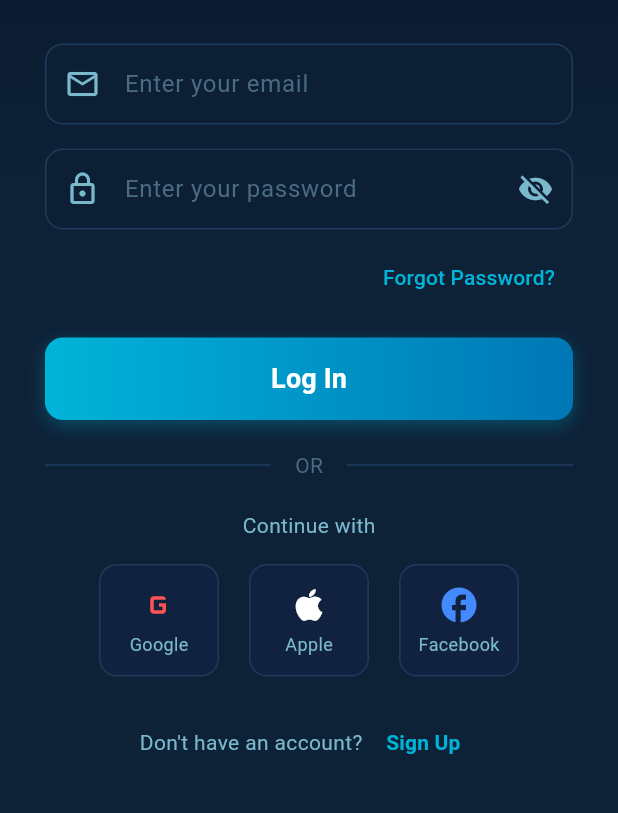
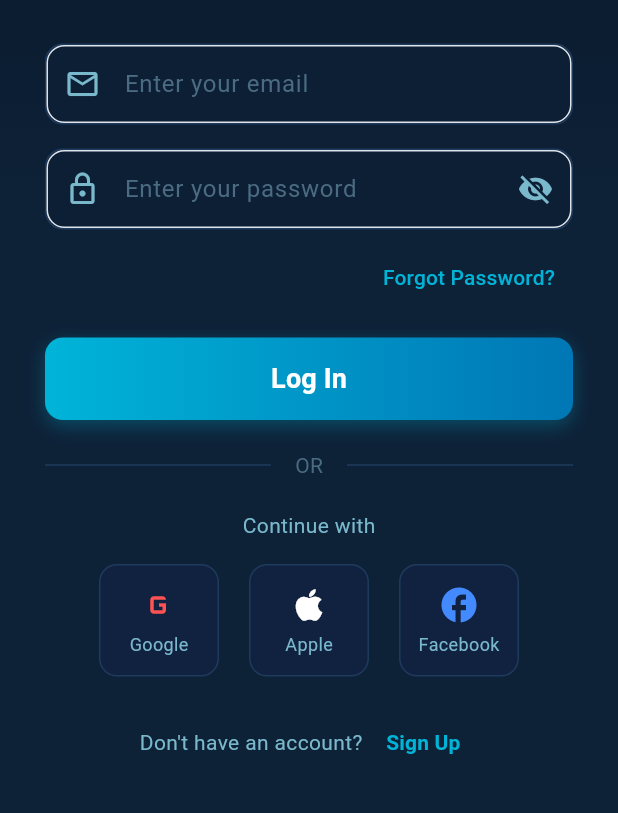
Before and after one commit to Rojan-2004/AquaLife---Ecommerce-platform, a Flutter app: the screen it shows after launch, after a tap on "Skip", on a phone screen of 412 x 824 dp, the part 228-1041 px from its top. Run offline on Flutter 3.47's test engine with Material 3 defaults, Android fonts, the phone set to English and light mode, and no system bars; our stand-ins replace cached_network_image, connectivity_plus, dartz, dio, equatable, flutter_riverpod and 6 more; missing offline and left inert: dio_smart_retry; accounts and stored records are empty; network calls fail; Roboto replaces fonts that are missing (OpenSans).

Commit message:
app theme update

```diff
--- a/lib/app/theme/app_theme.dart
+++ b/lib/app/theme/app_theme.dart
@@ -1,32 +1,58 @@
 import 'package:flutter/material.dart';
-import 'app_colors.dart';
 
 // ── AquaLife colour palette ──────────────────────────────────────
-const kBg = Color(0xFF0A1628); // deepest background
-const kCard = Color(0xFF112240); // card / sheet surface
-const kInput = Color(0xFF0D1F35); // input field fill
-const kBorder = Color(0xFF1E3A5C); // dividers & borders
+const kBgDark = Color(0xFF0A1628); // deepest background
+const kCardDark = Color(0xFF112240); // card / sheet surface
+const kInputDark = Color(0xFF0D1F35); // input field fill
+const kBorderDark = Color(0xFF1E3A5C); // dividers & borders
 const kAccent = Color(0xFF00B4D8); // primary cyan
-const kMid = Color(0xFF1A3A5C); // button background
-const kSub = Color(0xFF7AB8CC); // secondary text
-const kHint = Color(0xFF4A6B82); // hint / disabled text
+const kMidDark = Color(0xFF1A3A5C); // button background
+const kSubDark = Color(0xFF7AB8CC); // secondary text
+const kHintDark = Color(0xFF4A6B82); // hint / disabled text
 const kDanger = Color(0xFFFF5C7A); // destructive actions
 
+const kBgLight = Color(0xFFF6F8FB); // light background
+const kCardLight = Color(0xFFFFFFFF); // light card / sheet surface
+const kInputLight = Color(0xFFEFF1F5); // light input field fill
+const kBorderLight = Color(0xFFDDE3EA); // light dividers & borders
+const kMidLight = Color(0xFFE6F7FB); // light button background
+const kSubLight = Color(0xFF5A7184); // light secondary text
+const kHintLight = Color(0xFF9AA6B2); // light hint / disabled text
+
+// Legacy aliases kept for existing dark-mode UI
+const kBg = kBgDark;
+const kCard = kCardDark;
+const kInput = kInputDark;
+const kBorder = kBorderDark;
+const kMid = kMidDark;
+const kSub = kSubDark;
+const kHint = kHintDark;
+
 class AppTheme {
-  static ThemeData get lightTheme {
+  static ThemeData get darkTheme {
     return ThemeData(
-      primaryColor: AppColors.primaryBlue,
-      scaffoldBackgroundColor: kBg, // Deep dark background
-      fontFamily: 'OpenSans', // OpenSans font as configured in pubspec
+      useMaterial3: true,
+      brightness: Brightness.dark,
+      primaryColor: kAccent,
+      scaffoldBackgroundColor: kBgDark,
+      colorScheme: const ColorScheme.dark(
+        primary: kAccent,
+        surface: kCardDark,
+        onSurface: Colors.white,
+        outline: kBorderDark,
+        tertiary: kMidDark,
+      ),
+      fontFamily: 'OpenSans',
       appBarTheme: const AppBarTheme(
         backgroundColor: Colors.transparent,
         elevation: 0,
         iconTheme: IconThemeData(color: Colors.white),
+        titleTextStyle: TextStyle(color: Colors.white, fontSize: 18, fontWeight: FontWeight.bold),
       ),
       bottomNavigationBarTheme: const BottomNavigationBarThemeData(
-        backgroundColor: kInput,
+        backgroundColor: kInputDark,
         selectedItemColor: kAccent,
-        unselectedItemColor: kSub,
+        unselectedItemColor: kSubDark,
         showSelectedLabels: false,
         showUnselectedLabels: false,
         type: BottomNavigationBarType.fixed,
@@ -34,12 +60,111 @@
       ),
       textTheme: const TextTheme(
         bodyLarge: TextStyle(color: Colors.white, fontSize: 16),
-        bodyMedium: TextStyle(color: kSub, fontSize: 14),
+        bodyMedium: TextStyle(color: kSubDark, fontSize: 14),
         titleLarge: TextStyle(
           color: Colors.white,
           fontSize: 18,
           fontWeight: FontWeight.bold,
         ),
+        titleMedium: TextStyle(
+          color: Colors.white,
+          fontSize: 16,
+          fontWeight: FontWeight.w600,
+        ),
+      ),
+      inputDecorationTheme: InputDecorationTheme(
+        fillColor: kInputDark,
+        filled: true,
+        hintStyle: const TextStyle(color: kHintDark),
+        border: OutlineInputBorder(
+          borderRadius: BorderRadius.circular(12),
+          borderSide: const BorderSide(color: kBorderDark),
+        ),
+        enabledBorder: OutlineInputBorder(
+          borderRadius: BorderRadius.circular(12),
+          borderSide: const BorderSide(color: kBorderDark),
+        ),
+        focusedBorder: OutlineInputBorder(
+          borderRadius: BorderRadius.circular(12),
+          borderSide: const BorderSide(color: kAccent),
+        ),
+      ),
+      elevatedButtonTheme: ElevatedButtonThemeData(
+        style: ElevatedButton.styleFrom(
+          backgroundColor: kAccent,
+          foregroundColor: Colors.black,
+          shape: RoundedRectangleBorder(borderRadius: BorderRadius.circular(12)),
+        ),
+      ),
+    );
+  }
+
+  static ThemeData get lightTheme {
+    return ThemeData(
+      useMaterial3: true,
+      brightness: Brightness.light,
+      primaryColor: kAccent,
+      scaffoldBackgroundColor: kBgLight,
+      colorScheme: const ColorScheme.light(
+        primary: kAccent,
+        surface: kCardLight,
+        onSurface: Color(0xFF0F1724),
+        outline: kBorderLight,
+        tertiary: kMidLight,
+      ),
+      fontFamily: 'OpenSans',
+      appBarTheme: const AppBarTheme(
+        backgroundColor: Colors.transparent,
+        elevation: 0,
+        iconTheme: IconThemeData(color: Color(0xFF0F1724)),
+        titleTextStyle: TextStyle(color: Color(0xFF0F1724), fontSize: 18, fontWeight: FontWeight.bold),
+      ),
+      bottomNavigationBarTheme: const BottomNavigationBarThemeData(
+        backgroundColor: kCardLight,
+        selectedItemColor: kAccent,
+        unselectedItemColor: kSubLight,
+        showSelectedLabels: false,
+        showUnselectedLabels: false,
+        type: BottomNavigationBarType.fixed,
+        elevation: 8,
+      ),
+      textTheme: const TextTheme(
+        bodyLarge: TextStyle(color: Color(0xFF0F1724), fontSize: 16),
+        bodyMedium: TextStyle(color: kSubLight, fontSize: 14),
+        titleLarge: TextStyle(
+          color: Color(0xFF0F1724),
+          fontSize: 18,
+          fontWeight: FontWeight.bold,
+        ),
+        titleMedium: TextStyle(
+          color: Color(0xFF0F1724),
+          fontSize: 16,
+          fontWeight: FontWeight.w600,
+        ),
+      ),
+      inputDecorationTheme: InputDecorationTheme(
+        fillColor: kInputLight,
+        filled: true,
+        hintStyle: const TextStyle(color: kHintLight),
+        border: OutlineInputBorder(
+          borderRadius: BorderRadius.circular(12),
+          borderSide: const BorderSide(color: kBorderLight),
+        ),
+        enabledBorder: OutlineInputBorder(
+          borderRadius: BorderRadius.circular(12),
+          borderSide: const BorderSide(color: kBorderLight),
+        ),
+        focusedBorder: OutlineInputBorder(
+          borderRadius: BorderRadius.circular(12),
+          borderSide: const BorderSide(color: kAccent),
+        ),
+      ),
+      elevatedButtonTheme: ElevatedButtonThemeData(
+        style: ElevatedButton.styleFrom(
+          backgroundColor: kAccent,
+          foregroundColor: Colors.black,
+          shape: RoundedRectangleBorder(borderRadius: BorderRadius.circular(12)),
+        ),
       ),
     );
   }
```
